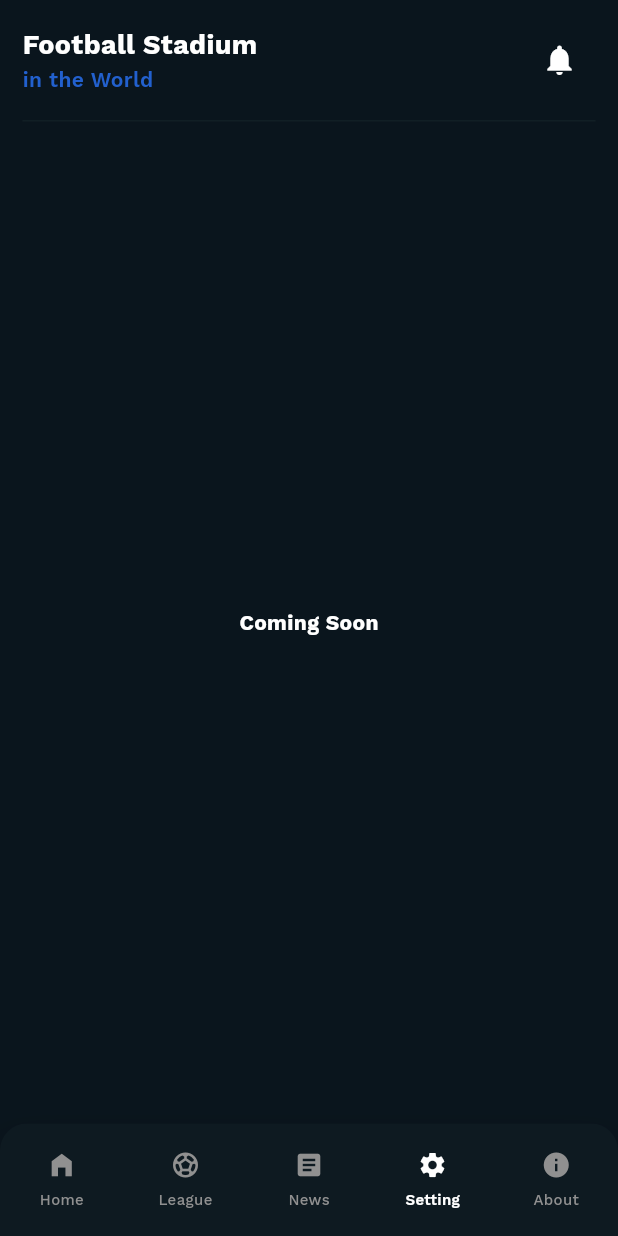
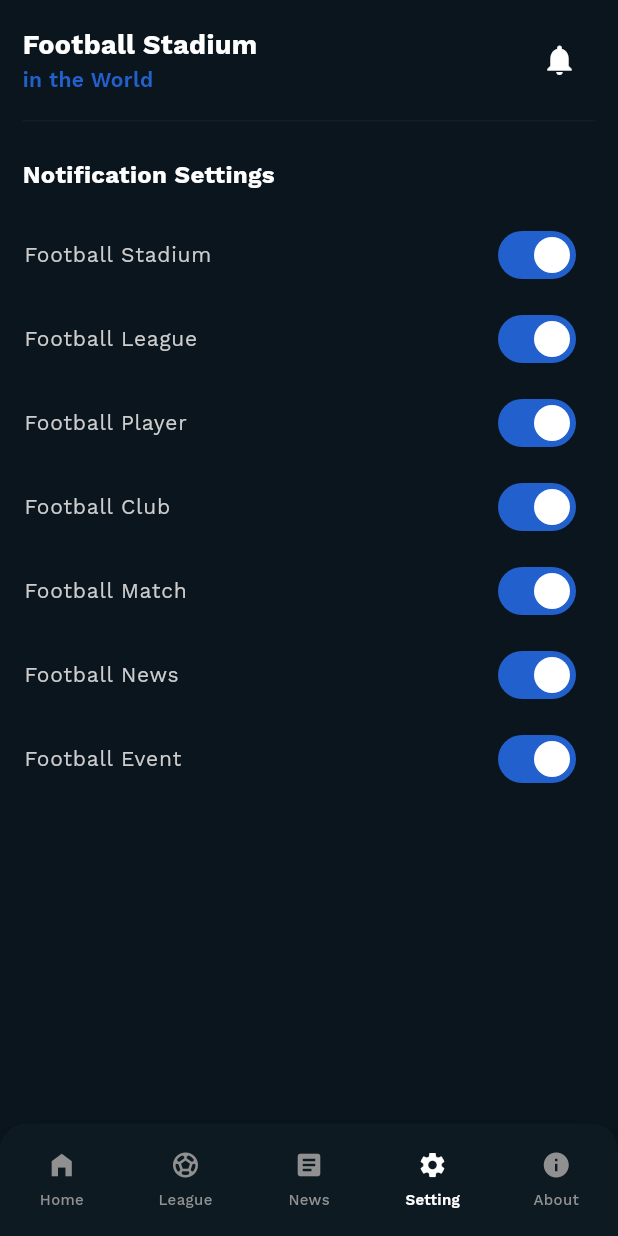
Before and after one commit to adityamputra27/football_stadium, a Flutter app: the MainScreen screen opened directly, item 4 of the bottom bar chosen, on a phone screen of 412 x 824 dp. Run offline on Flutter 3.47's test engine with Material 3 defaults, Android fonts, the phone set to English and light mode, and no system bars; our stand-ins replace carousel_slider, device_info_plus, firebase_core, firebase_messaging, flutter_html, flutter_local_notifications and 5 more; missing offline and left inert: app_install_events, app_settings; accounts and stored records are empty; network calls fail.

Commit message:
feat: add proguard, fix send first notif, notification setting page

```diff
--- a/lib/data/services/notification_service.dart
+++ b/lib/data/services/notification_service.dart
@@ -17,6 +17,17 @@ class NotificationService {
   static FirebaseMessaging messaging = FirebaseMessaging.instance;
   final FlutterLocalNotificationsPlugin _flutterLocalNotificationsPlugin =
       FlutterLocalNotificationsPlugin();
+
+  static final Map<String, String> _firebaseTopicNotifications = {
+    'topic_football_stadium': 'Football Stadium',
+    'topic_football_league': 'Football League',
+    'topic_football_player': 'Football Player',
+    'topic_football_club': 'Football Club',
+    'topic_football_match': 'Football Match',
+    'topic_football_news': 'Football News',
+    'topic_football_event': 'Football Event',
+    'topic_welcome': 'Welcome',
+  };
 
   void initLocalNotifications(
     BuildContext context,
@@ -48,6 +59,20 @@ class NotificationService {
       initLocalNotifications(context, message);
       showNotification(message);
     });
+  }
+
+  Future<void> subscribeToAllTopics() async {
+    for (final firebaseTopicNotification in _firebaseTopicNotifications.keys) {
+      await messaging.subscribeToTopic(firebaseTopicNotification);
+    }
+  }
+
+  Future<void> toggleSubscription(String category, bool subcribe) async {
+    if (_firebaseTopicNotifications.containsKey(category)) {
+      await messaging.subscribeToTopic(category);
+    } else {
+      await messaging.unsubscribeFromTopic(category);
+    }
   }
 
   Future<void> showNotification(RemoteMessage message) async {
--- a/lib/presentation/screens/main_screen.dart
+++ b/lib/presentation/screens/main_screen.dart
@@ -51,6 +51,8 @@ class _MainScreenState extends State<MainScreen> {
 
     var responseData = jsonDecode(response.body);
     prefs.setBool('is_new_device', responseData['data']['is_new_device']);
+
+    await notificationService.subscribeToAllTopics();
 
     return responseData['data']['status'];
   }
@@ -128,7 +130,6 @@ class _MainScreenState extends State<MainScreen> {
         print(value);
       }
     });
-
     sendFirstNotification();
     // detectUninstalledApp();
   }
@@ -155,6 +156,7 @@ class _MainScreenState extends State<MainScreen> {
         behavior: CustomScrollBehaviour(),
         child: Column(
           crossAxisAlignment: CrossAxisAlignment.start,
+          mainAxisAlignment: MainAxisAlignment.start,
           children: [
             HeaderNavigation(),
             Expanded(child: screens[selectedIndex]),
--- a/lib/presentation/screens/setting_screen.dart
+++ b/lib/presentation/screens/setting_screen.dart
@@ -1,5 +1,8 @@
 import 'package:flutter/material.dart';
+import 'package:football_stadium/data/services/notification_service.dart';
+import 'package:football_stadium/utils/ad_helper.dart';
 import 'package:football_stadium/utils/theme.dart';
+import 'package:google_mobile_ads/google_mobile_ads.dart';
 
 class SettingScreen extends StatefulWidget {
   const SettingScreen({super.key});
@@ -9,13 +12,126 @@ class SettingScreen extends StatefulWidget {
 }
 
 class _SettingScreenState extends State<SettingScreen> {
+  final Map<String, bool> _notificationSettings = {
+    'topic_football_stadium': true,
+    'topic_football_league': true,
+    'topic_football_player': true,
+    'topic_football_club': true,
+    'topic_football_match': true,
+    'topic_football_news': true,
+    'topic_football_event': true,
+  };
+
+  NotificationService notificationService = NotificationService();
+
+  BannerAd? bannerAd;
+
+  void loadBannerAd() {
+    BannerAd(
+      adUnitId: AdHelper.bannerAdUnitId,
+      request: AdRequest(),
+      size: AdSize.banner,
+      listener: BannerAdListener(
+        onAdLoaded: (ad) {
+          setState(() {
+            bannerAd = ad as BannerAd;
+          });
+        },
+        onAdFailedToLoad: (ad, err) {
+          ad.dispose();
+        },
+      ),
+    ).load();
+  }
+
+  @override
+  void initState() {
+    super.initState();
+    loadBannerAd();
+  }
+
+  @override
+  void dispose() {
+    super.dispose();
+    bannerAd?.dispose();
+  }
+
   @override
   Widget build(BuildContext context) {
-    return Center(
-      child: Text(
-        'Coming Soon',
-        style: boldTextStyle.copyWith(color: whiteColor),
-      ),
+    Widget buildTitle() {
+      return Text(
+        'Notification Settings',
+        style: boldTextStyle.copyWith(color: whiteColor, fontSize: 16),
+      );
+    }
+
+    Widget buildBannerAds() {
+      return (bannerAd != null)
+          ? Align(
+            alignment: Alignment.bottomCenter,
+            child: Container(
+              margin: const EdgeInsets.only(bottom: 24, top: 16),
+              width: bannerAd!.size.width.toDouble(),
+              height: bannerAd!.size.height.toDouble(),
+              child: AdWidget(ad: bannerAd!),
+            ),
+          )
+          : Container();
+    }
+
+    return Column(
+      crossAxisAlignment: CrossAxisAlignment.start,
+      children: [
+        Container(
+          padding: const EdgeInsets.only(
+            left: 15,
+            right: 15,
+            top: 24,
+            bottom: 14,
+          ),
+          child: buildTitle(),
+        ),
+        Column(
+          children:
+              _notificationTopics.map((notification) {
+                return SwitchListTile(
+                  splashRadius: 0,
+                  activeColor: whiteColor,
+                  activeTrackColor: primaryColor,
+                  value: _notificationSettings[notification]!,
+                  title: Text(
+                    _getNotificationTitle(notification),
+                    style: regularTextStyle.copyWith(
+                      color: subtitleColor,
+                      fontSize: 14,
+                    ),
+                  ),
+                  onChanged: (value) async {
+                    setState(() {
+                      _notificationSettings[notification] = value;
+                    });
+
+                    notificationService.toggleSubscription(notification, value);
+                  },
+                );
+              }).toList(),
+        ),
+        buildBannerAds(),
+      ],
     );
   }
+
+  List<String> get _notificationTopics => _notificationSettings.keys.toList();
+
+  String _getNotificationTitle(String key) {
+    return {
+      'topic_football_stadium': 'Football Stadium',
+      'topic_football_league': 'Football League',
+      'topic_football_player': 'Football Player',
+      'topic_football_club': 'Football Club',
+      'topic_football_match': 'Football Match',
+      'topic_football_news': 'Football News',
+      'topic_football_event': 'Football Event',
+    }[key]!;
+  }
 }
--- a/lib/presentation/screens/splash_screen.dart
+++ b/lib/presentation/screens/splash_screen.dart
@@ -36,6 +36,10 @@ class _SplashScreenState extends State<SplashScreen> {
   }
 
   Future<void> registerDevice() async {
+    notificationService.requestNotificationPermission();
+    notificationService.firebaseInit(context);
+    notificationService.isTokenRefresh();
+
     String deviceId = '-';
     String firebaseCloudMessagingToken =
         await notificationService.getDeviceToken();
--- a/lib/utils/theme.dart
+++ b/lib/utils/theme.dart
@@ -12,6 +12,7 @@ const Color dotIndicatorDefaultColor = Color(0xff929292);
 const Color dotIndicatorActiveColor = Color(0xff454545);
 const Color initialGradientColor = Color(0xff232425);
 const Color subtitleColor = Color.fromARGB(255, 205, 205, 205);
+const Color subtitleSecondColor = Color.fromARGB(255, 149, 149, 149);
 
 var thinTextStyle = TextStyle(
   fontFamily: fontFamily,
```
Also changed, not shown: lib/presentation/screens/news_screen.dart (+43 -0 lines), 2 other files.
